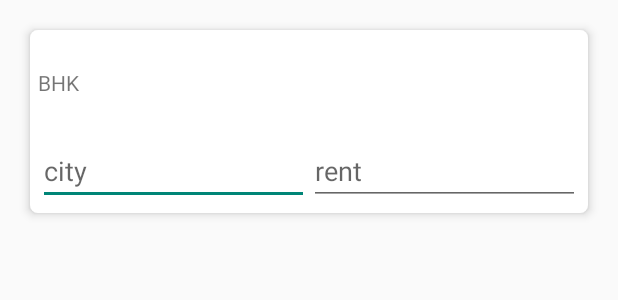
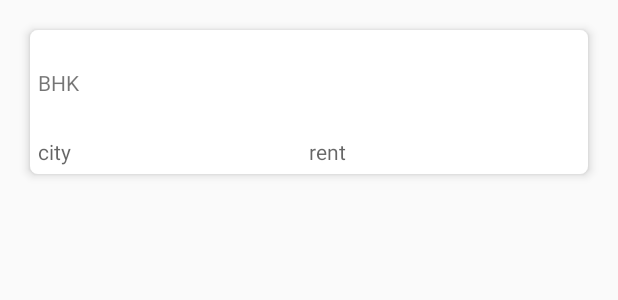
Before and after one commit to AmitBansal73/NestinAndroid, an Android app: the layout row_listrent.xml on its own in the app's theme, with its tools: preview values and no code run, on a phone screen of 412 x 824 dp. Shown: the top 300 px of the screen. Run offline under Robolectric (Android 15) with nearby library versions, the phone set to English and light mode, and no system bars; Roboto replaces fonts that are not available here.

Commit message:
Rent Activity1

```diff
--- a/app/src/main/res/layout/row_listrent.xml
+++ b/app/src/main/res/layout/row_listrent.xml
@@ -41,27 +41,19 @@
             android:padding="5dp"
             android:layout_marginTop="16dp"
             >
-            <EditText
+            <TextView
                 android:id="@+id/txtCity"
                 android:layout_width="0dp"
                 android:layout_weight="1"
                 android:layout_height="wrap_content"
                 android:hint="city"
                 />
-            <EditText
+            <TextView
                 android:id="@+id/txtRent"
                 android:layout_width="0dp"
                 android:layout_weight="1"
                 android:layout_height="wrap_content"
                 android:hint="rent"
-                />
-            <ImageView
-                android:id="@+id/search"
-                android:layout_width="30dp"
-                android:layout_height="30dp"
-                android:src="@drawable/ic_search_24dp"
-                android:layout_marginTop="4dp"
-                android:visibility="gone"
                 />
         </LinearLayout>
 
```
